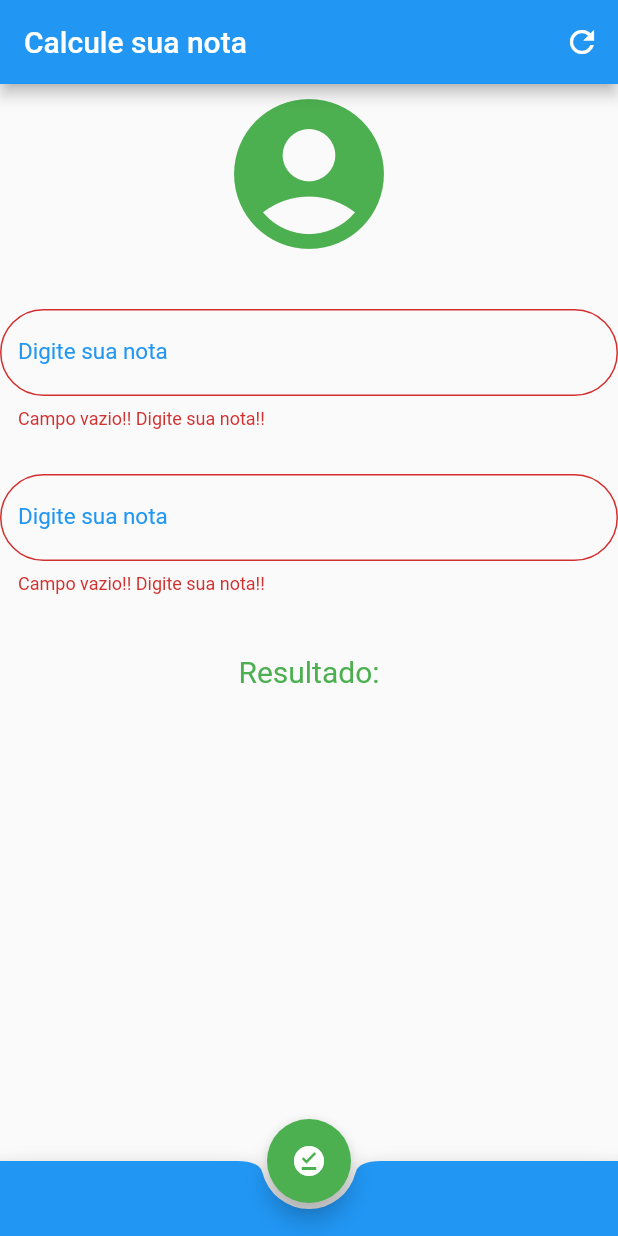
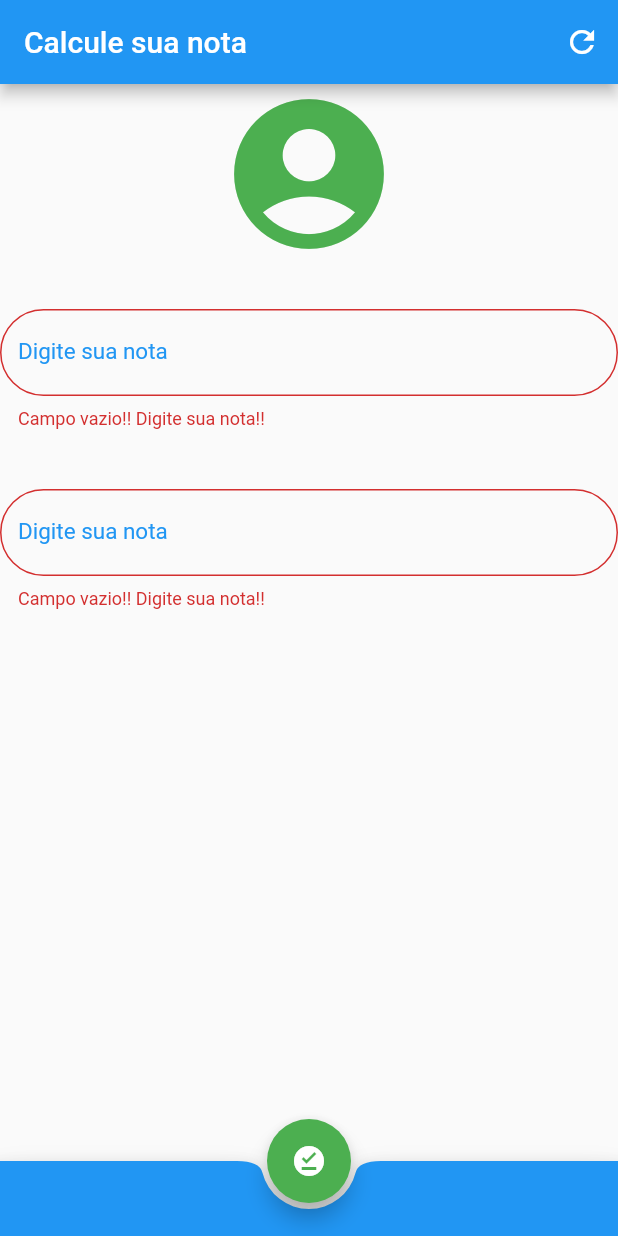
Before and after one commit to andrelucassvt/Sistema-de-notas-mobile-UNAMA, a Flutter app: the screen it shows after launch, after a tap on the "offline pin" icon, on a phone screen of 412 x 824 dp. Run offline on Flutter 3.47's test engine with Material 2 defaults, Android fonts, the phone set to English and light mode, and no system bars.

```diff
--- a/calcular_notas_unama/lib/main.dart
+++ b/calcular_notas_unama/lib/main.dart
@@ -56,7 +56,7 @@ class _HomeState extends State<Home> {
 
       if(media >=7){
       resultado = "Você passou";
-
+      resultFinal = "";
     }else if(media < 7 && media >=4){
       resultado = "Você ficou de prova final";
       resultFinal = "Precisa tirar $provaFinal para passar";
@@ -64,6 +64,7 @@ class _HomeState extends State<Home> {
 
     }else if(media<4){
       resultado = "Você reprovou";
+      resultFinal = "";
     }
     }});
 
@@ -110,7 +111,7 @@ class _HomeState extends State<Home> {
             },
           ),
 
-          Padding(padding: EdgeInsets.all(15.0)),
+          Padding(padding: EdgeInsets.all(20.0)),
 
           TextFormField(keyboardType: TextInputType.numberWithOptions(decimal: true),
           decoration: InputDecoration(
@@ -130,14 +131,7 @@ class _HomeState extends State<Home> {
               },
           ),
 
-          Padding(padding: EdgeInsets.all(20.0)),
 
-          Text("Resultado:", style: TextStyle(color: Colors.green,fontSize: 20,),),
-
-          Padding(padding: EdgeInsets.all(10.0)),
-
-          Text(resultado, style: TextStyle(color: Colors.blue,fontSize: 20,),),
-           Text(resultFinal, style: TextStyle(color: Colors.blue,fontSize: 20,),),
           ],),)
 
         ),
@@ -157,6 +151,20 @@ class _HomeState extends State<Home> {
         onPressed: (){
           if(validacao.currentState.validate()){
             _calcular();
+            showDialog<String>(context: context,
+
+            builder: (BuildContext context)=> AlertDialog(
+
+              title: Text("Resultado"),
+              content: Text("$resultado, $resultFinal"),
+              actions: <Widget>[
+                FlatButton(
+                onPressed: ()=> Navigator.pop(context,'OK'),
+                child: Text("OK"))
+
+              ],
+            )
+            );
           }
         },
         ),
```
